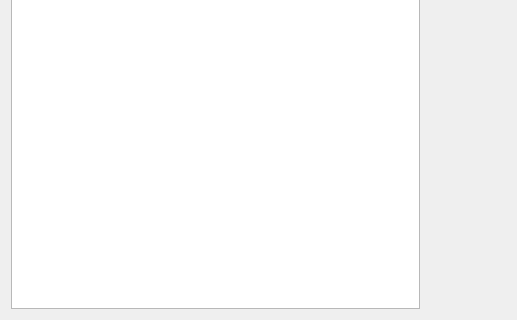
Qt form editor/ui/connectioneditor.ui (KDE/plasma-nm) before a commit; both pictures show x 0 to 517 and y 247 to 567 of the 517 by 567 pixel window.
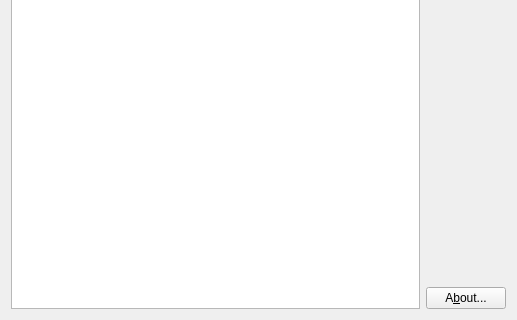
The same form after that commit. Custom widgets are drawn as their Qt base class.

What changed in the file:
```diff
--- a/editor/ui/connectioneditor.ui
+++ b/editor/ui/connectioneditor.ui
@@ -20,7 +20,7 @@
    <string>Connection Editor</string>
   </property>
   <layout class="QGridLayout" name="gridLayout">
-   <item row="0" column="0" rowspan="4">
+   <item row="0" column="0" rowspan="5">
     <widget class="QTreeWidget" name="connectionsWidget">
      <property name="sizePolicy">
       <sizepolicy hsizetype="Expanding" vsizetype="Expanding">
@@ -123,11 +123,18 @@
      <property name="sizeHint" stdset="0">
       <size>
        <width>20</width>
-       <height>472</height>
+       <height>444</height>
       </size>
      </property>
     </spacer>
    </item>
+   <item row="4" column="1">
+    <widget class="KPushButton" name="btnAbout">
+     <property name="text">
+      <string>A&amp;bout...</string>
+     </property>
+    </widget>
+   </item>
   </layout>
  </widget>
  <customwidgets>
```
Left out of the diff: 7 changed lines with no effect on the pictures.
